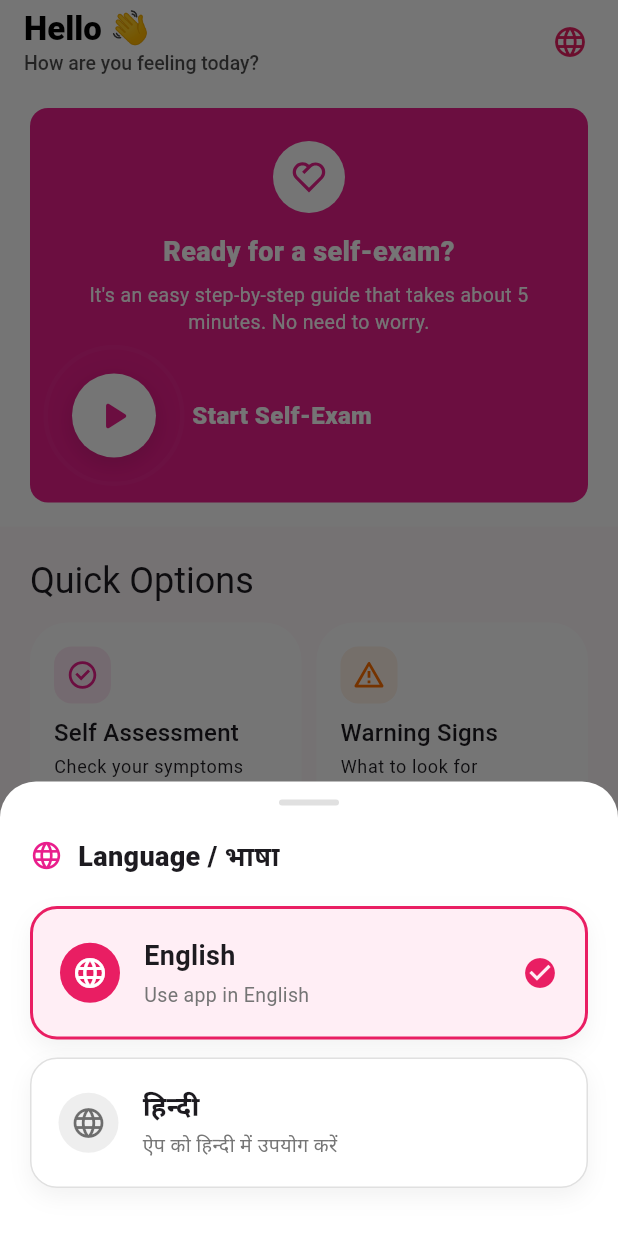
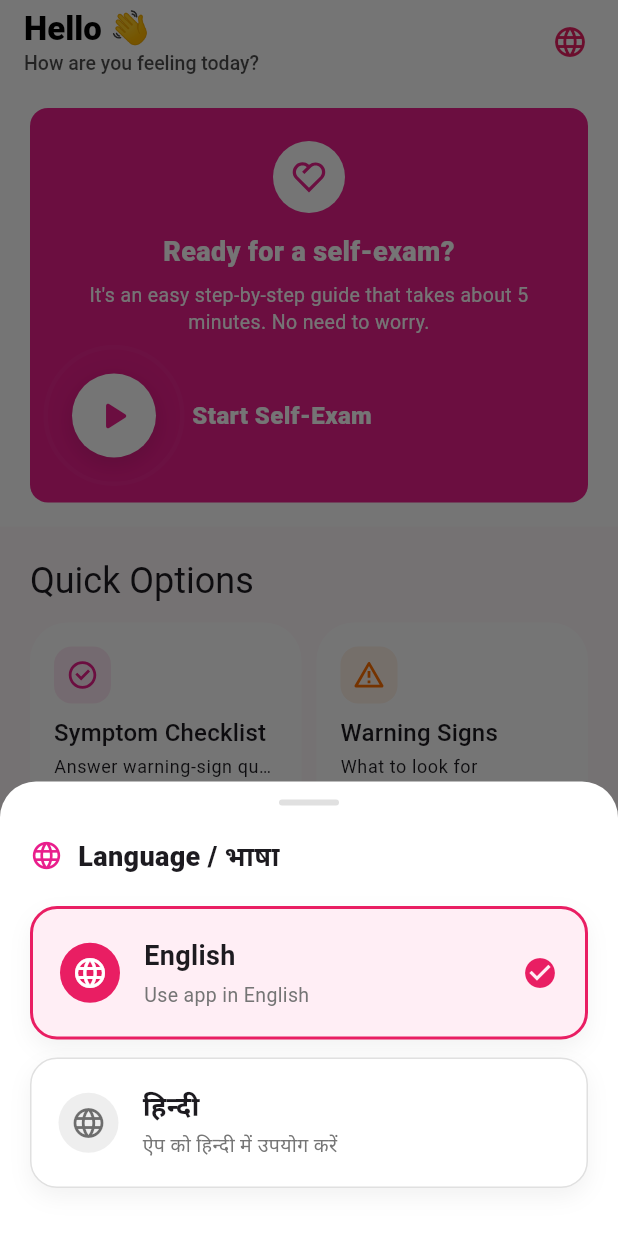
Before and after one commit to Tarunsh0869/pinklevel, a Flutter app: the DashboardScreen screen opened by its route, after a tap on the "language" icon, on a phone screen of 412 x 824 dp. Run offline on Flutter 3.47's test engine with Material 3 defaults, Android fonts, the phone set to English and light mode, and no system bars; our stand-ins replace flutter_tts, remixicon, shared_preferences; accounts and stored records are empty.

Commit message:
Rename self-assessment flow to symptom checklist wording
Update English and Hindi copy to use symptom-checklist / guided self-exam terminology across the app, and tighten text layout on several screens to prevent overflow with longer labels.

```diff
--- a/pinklevel/lib/l10n/app_en.arb
+++ b/pinklevel/lib/l10n/app_en.arb
@@ -2,14 +2,14 @@
   "chooseLanguage": "Choose Language",
   "continueText": "Continue",
   "dashboard": "Dashboard",
-  "assessment": "Self Assessment",
-  "guide": "Guide",
+  "assessment": "Symptom Checklist",
+  "guide": "Guided Self-Exam",
   "doctorVisit": "Doctor Visit",
   "disclaimer": "Disclaimer",
   "mythsFacts": "Myths & Facts",
   "warningSigns": "Warning Signs",
   "normalVsAbnormal": "Normal vs Abnormal",
-  "startAssessment": "Start Assessment",
+  "startAssessment": "Start Checklist",
   "safetyDisclaimer": "Safety Disclaimer",
 
   "dashboardGreeting": "Hello 👋",
@@ -18,8 +18,8 @@
   "dashboardCTASubtitle": "It's an easy step-by-step guide that takes about 5 minutes. No need to worry.",
   "dashboardCTAButton": "Start Self-Exam",
   "dashboardQuickOptions": "Quick Options",
-  "dashboardAssessmentTitle": "Self Assessment",
-  "dashboardAssessmentSubtitle": "Check your symptoms",
+  "dashboardAssessmentTitle": "Symptom Checklist",
+  "dashboardAssessmentSubtitle": "Answer warning-sign questions",
   "dashboardWarningTitle": "Warning Signs",
   "dashboardWarningSubtitle": "What to look for",
   "dashboardMythsTitle": "Myths & Facts",
@@ -32,7 +32,7 @@
   "exitAppCancel": "Cancel",
   "exitAppConfirm": "Close",
 
-  "assessmentTitle": "Self-Assessment",
+  "assessmentTitle": "Symptom Checklist",
   "assessmentProgressLabel": "{answered} of {total} answered",
   "@assessmentProgressLabel": {
     "placeholders": {
@@ -46,7 +46,7 @@
   "assessmentResultConsultBody": "You answered \"Yes\" to one or more questions. This does not mean you have cancer, but it is important to consult a healthcare professional for a proper examination.",
   "assessmentResultNoConcernBody": "You answered \"No\" to all questions. Continue monthly self-exams and stay in touch with your doctor for regular checkups.",
   "assessmentGoHome": "Go Back to Home",
-  "assessmentRetake": "Retake Assessment",
+  "assessmentRetake": "Retake Checklist",
   "assessmentYes": "Yes",
   "assessmentNo": "No",
   "assessmentQ1": "Do you feel any new lump or thickening in your breast or armpit?",
--- a/pinklevel/lib/l10n/app_localizations_en.dart
+++ b/pinklevel/lib/l10n/app_localizations_en.dart
@@ -18,10 +18,10 @@ class AppLocalizationsEn extends AppLocalizations {
   String get dashboard => 'Dashboard';
 
   @override
-  String get assessment => 'Self Assessment';
+  String get assessment => 'Symptom Checklist';
 
   @override
-  String get guide => 'Guide';
+  String get guide => 'Guided Self-Exam';
 
   @override
   String get doctorVisit => 'Doctor Visit';
@@ -39,7 +39,7 @@ class AppLocalizationsEn extends AppLocalizations {
   String get normalVsAbnormal => 'Normal vs Abnormal';
 
   @override
-  String get startAssessment => 'Start Assessment';
+  String get startAssessment => 'Start Checklist';
 
   @override
   String get safetyDisclaimer => 'Safety Disclaimer';
@@ -64,10 +64,10 @@ class AppLocalizationsEn extends AppLocalizations {
   String get dashboardQuickOptions => 'Quick Options';
 
   @override
-  String get dashboardAssessmentTitle => 'Self Assessment';
+  String get dashboardAssessmentTitle => 'Symptom Checklist';
 
   @override
-  String get dashboardAssessmentSubtitle => 'Check your symptoms';
+  String get dashboardAssessmentSubtitle => 'Answer warning-sign questions';
 
   @override
   String get dashboardWarningTitle => 'Warning Signs';
@@ -104,7 +104,7 @@ class AppLocalizationsEn extends AppLocalizations {
   String get exitAppConfirm => 'Close';
 
   @override
-  String get assessmentTitle => 'Self-Assessment';
+  String get assessmentTitle => 'Symptom Checklist';
 
   @override
   String assessmentProgressLabel(int answered, int total) {
@@ -132,7 +132,7 @@ class AppLocalizationsEn extends AppLocalizations {
   String get assessmentGoHome => 'Go Back to Home';
 
   @override
-  String get assessmentRetake => 'Retake Assessment';
+  String get assessmentRetake => 'Retake Checklist';
 
   @override
   String get assessmentYes => 'Yes';
--- a/pinklevel/lib/screens/guide_screen.dart
+++ b/pinklevel/lib/screens/guide_screen.dart
@@ -408,6 +408,8 @@ class _ListenButton extends StatelessWidget {
                 fontWeight: FontWeight.w700,
                 color: isPlaying ? Colors.white : const Color(0xFFE91E63),
               ),
+              maxLines: 1,
+              overflow: TextOverflow.ellipsis,
             ),
           ],
         ),
--- a/pinklevel/lib/screens/language_screen.dart
+++ b/pinklevel/lib/screens/language_screen.dart
@@ -47,9 +47,13 @@ class _LanguageSheet extends StatelessWidget {
             children: [
               Icon(Icons.language, color: AppTheme.primaryPink, size: 22),
               const SizedBox(width: 10),
-              const Text(
-                'Language / भाषा',
-                style: TextStyle(fontSize: 18, fontWeight: FontWeight.w800),
+              Expanded(
+                child: Text(
+                  'Language / भाषा',
+                  style: const TextStyle(fontSize: 18, fontWeight: FontWeight.w800),
+                  maxLines: 1,
+                  overflow: TextOverflow.ellipsis,
+                ),
               ),
             ],
           ),
--- a/pinklevel/lib/screens/onboarding_screen.dart
+++ b/pinklevel/lib/screens/onboarding_screen.dart
@@ -174,6 +174,8 @@ class _OnboardingScreenState extends State<OnboardingScreen>
                                       fontSize: screenHeight < 600 ? 22 : null,
                                     ),
                                 textAlign: TextAlign.center,
+                                maxLines: 2,
+                                overflow: TextOverflow.ellipsis,
                               ),
                               const SizedBox(height: 16),
                               Text(
@@ -187,6 +189,8 @@ class _OnboardingScreenState extends State<OnboardingScreen>
                                       fontSize: screenHeight < 600 ? 14 : null,
                                     ),
                                 textAlign: TextAlign.center,
+                                maxLines: 6,
+                                overflow: TextOverflow.ellipsis,
                               ),
                             ],
                           ),
```
Also changed, not shown: pinklevel/lib/l10n/app_localizations_hi.dart (+7 -7 lines), pinklevel/lib/screens/assessment_screen.dart (+10 -0 lines), pinklevel/lib/screens/disclaimer_screen.dart (+6 -3 lines), pinklevel/lib/screens/doctor_visit_screen.dart (+19 -5 lines), pinklevel/lib/screens/myths_facts_screen.dart (+17 -17 lines), pinklevel/lib/screens/normal_vs_abnormal_screen.dart (+11 -5 lines), pinklevel/lib/screens/warning_signs_screen.dart (+24 -19 lines), pinklevel/lib/widgets/custom_widgets.dart (+16 -1 lines).
